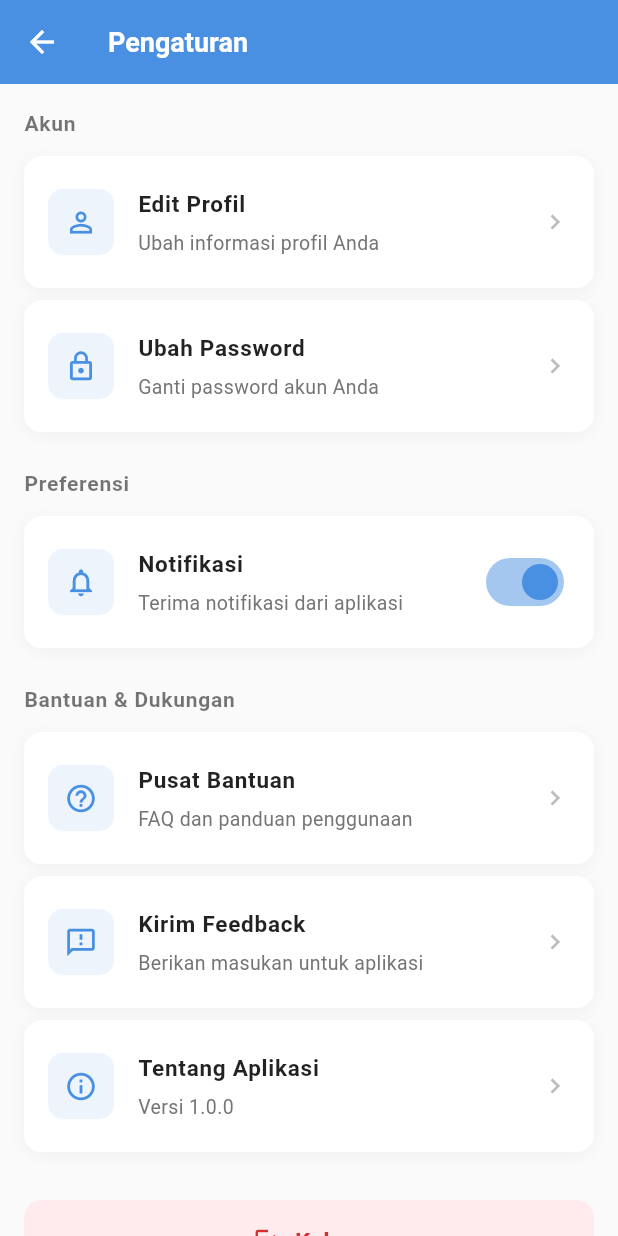
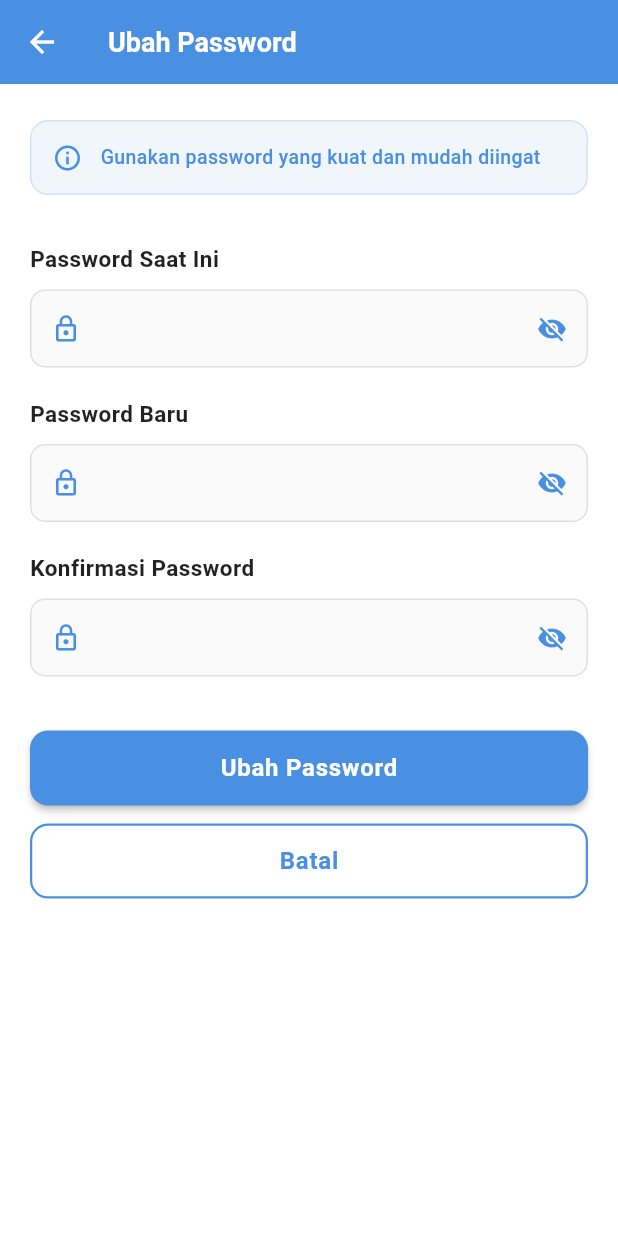
Before and after one commit to carinzuleyka/literasi_akhlak, a Flutter app: the SettingsScreen screen opened directly, after a tap on "Ubah Password", on a phone screen of 412 x 824 dp. Run offline on Flutter 3.47's test engine with Material 3 defaults, Android fonts, the phone set to English and light mode, and no system bars; our stand-ins replace image_picker, shared_preferences; accounts and stored records are empty.

Commit message:
edit dan change pw

```diff
--- a/lib/main.dart
+++ b/lib/main.dart
@@ -6,6 +6,7 @@ import 'services/api_service.dart';
 import 'screens/auth_screen.dart';
 import 'screens/main_screen.dart';
 import 'screens/onboarding_screen.dart';
+import 'screens/change_password_screen.dart';
 
 void main() {
   runApp(const MyApp());
@@ -29,6 +30,7 @@ class MyApp extends StatelessWidget {
       routes: {
         '/auth': (context) => const AuthScreen(),
         '/main': (context) => const MainScreen(),
+        '/change-password': (context) => const ChangePasswordScreen(),
       },
       home: const CheckAuth(), // Mulai dari sini
     );
--- /dev/null
+++ b/lib/screens/change_password_screen.dart
@@ -0,0 +1,368 @@
+import 'package:flutter/material.dart';
+
+class ChangePasswordScreen extends StatefulWidget {
+  const ChangePasswordScreen({super.key});
+
+  @override
+  State<ChangePasswordScreen> createState() => _ChangePasswordScreenState();
+}
+
+class _ChangePasswordScreenState extends State<ChangePasswordScreen> {
+  final _formKey = GlobalKey<FormState>();
+  final _currentPasswordController = TextEditingController();
+  final _newPasswordController = TextEditingController();
+  final _confirmPasswordController = TextEditingController();
+
+  bool _showCurrentPassword = false;
+  bool _showNewPassword = false;
+  bool _showConfirmPassword = false;
+  bool _isLoading = false;
+
+  @override
+  void dispose() {
+    _currentPasswordController.dispose();
+    _newPasswordController.dispose();
+    _confirmPasswordController.dispose();
+    super.dispose();
+  }
+
+  @override
+  Widget build(BuildContext context) {
+    return Scaffold(
+      backgroundColor: Colors.white,
+      appBar: AppBar(
+        title: const Text(
+          'Ubah Password',
+          style: TextStyle(
+            color: Colors.white,
+            fontWeight: FontWeight.w600,
+            fontSize: 18,
+          ),
+        ),
+        backgroundColor: const Color(0xFF4A90E2),
+        elevation: 0,
+        leading: IconButton(
+          icon: const Icon(Icons.arrow_back, color: Colors.white),
+          onPressed: () => Navigator.pop(context),
+        ),
+      ),
+      body: Form(
+        key: _formKey,
+        child: ListView(
+          padding: const EdgeInsets.symmetric(horizontal: 20, vertical: 24),
+          children: [
+            // Information Box
+            Container(
+              decoration: BoxDecoration(
+                color: const Color(0xFF4A90E2).withOpacity(0.08),
+                borderRadius: BorderRadius.circular(12),
+                border: Border.all(
+                  color: const Color(0xFF4A90E2).withOpacity(0.2),
+                  width: 1,
+                ),
+              ),
+              padding: const EdgeInsets.all(14),
+              child: Row(
+                children: [
+                  Icon(
+                    Icons.info_outline,
+                    color: const Color(0xFF4A90E2),
+                    size: 20,
+                  ),
+                  const SizedBox(width: 12),
+                  Expanded(
+                    child: Text(
+                      'Gunakan password yang kuat dan mudah diingat',
+                      style: TextStyle(
+                        color: const Color(0xFF4A90E2),
+                        fontSize: 13,
+                        fontWeight: FontWeight.w500,
+                      ),
+                    ),
+                  ),
+                ],
+              ),
+            ),
+
+            const SizedBox(height: 32),
+
+            // Current Password Field
+            _buildPasswordField(
+              controller: _currentPasswordController,
+              label: 'Password Saat Ini',
+              icon: Icons.lock_outline,
+              showPassword: _showCurrentPassword,
+              onToggleShow: () {
+                setState(() {
+                  _showCurrentPassword = !_showCurrentPassword;
+                });
+              },
+              validator: (value) {
+                if (value == null || value.isEmpty) {
+                  return 'Password saat ini tidak boleh kosong';
+                }
+                if (value.length < 6) {
+                  return 'Password minimal 6 karakter';
+                }
+                return null;
+              },
+            ),
+
+            const SizedBox(height: 20),
+
+            // New Password Field
+            _buildPasswordField(
+              controller: _newPasswordController,
+              label: 'Password Baru',
+              icon: Icons.lock_outline,
+              showPassword: _showNewPassword,
+              onToggleShow: () {
+                setState(() {
+                  _showNewPassword = !_showNewPassword;
+                });
+              },
+              validator: (value) {
+                if (value == null || value.isEmpty) {
+                  return 'Password baru tidak boleh kosong';
+                }
+                if (value.length < 6) {
+                  return 'Password minimal 6 karakter';
+                }
+                if (value == _currentPasswordController.text) {
+                  return 'Password baru tidak boleh sama dengan password saat ini';
+                }
+                return null;
+              },
+            ),
+
+            const SizedBox(height: 20),
+
+            // Confirm Password Field
+            _buildPasswordField(
+              controller: _confirmPasswordController,
+              label: 'Konfirmasi Password',
+              icon: Icons.lock_outline,
+              showPassword: _showConfirmPassword,
+              onToggleShow: () {
+                setState(() {
+                  _showConfirmPassword = !_showConfirmPassword;
+                });
+              },
+              validator: (value) {
+                if (value == null || value.isEmpty) {
+                  return 'Konfirmasi password tidak boleh kosong';
+                }
+                if (value != _newPasswordController.text) {
+                  return 'Password tidak cocok';
+                }
+                return null;
+              },
+            ),
+
+            const SizedBox(height: 36),
+
+            // Save Button
+            SizedBox(
+              width: double.infinity,
+              height: 50,
+              child: ElevatedButton(
+                onPressed: _isLoading ? null : _changePassword,
+                style: ElevatedButton.styleFrom(
+                  backgroundColor: const Color(0xFF4A90E2),
+                  foregroundColor: Colors.white,
+                  shape: RoundedRectangleBorder(
+                    borderRadius: BorderRadius.circular(12),
+                  ),
+                  elevation: 2,
+                  disabledBackgroundColor: Colors.grey[300],
+                ),
+                child: _isLoading
+                    ? const SizedBox(
+                        height: 20,
+                        width: 20,
+                        child: CircularProgressIndicator(
+                          color: Colors.white,
+                          strokeWidth: 2.5,
+                        ),
+                      )
+                    : const Text(
+                        'Ubah Password',
+                        style: TextStyle(
+                          fontWeight: FontWeight.w600,
+                          fontSize: 16,
+                          letterSpacing: 0.5,
+                        ),
+                      ),
+              ),
+            ),
+
+            const SizedBox(height: 12),
+
+            // Cancel Button
+            SizedBox(
+              width: double.infinity,
+              height: 50,
+              child: OutlinedButton(
+                onPressed: () => Navigator.pop(context),
+                style: OutlinedButton.styleFrom(
+                  foregroundColor: const Color(0xFF4A90E2),
+                  side: const BorderSide(
+                    color: Color(0xFF4A90E2),
+                    width: 1.5,
+                  ),
+                  shape: RoundedRectangleBorder(
+                    borderRadius: BorderRadius.circular(12),
+                  ),
+                ),
+                child: const Text(
+                  'Batal',
+                  style: TextStyle(
+                    fontWeight: FontWeight.w600,
+                    fontSize: 16,
+                    letterSpacing: 0.5,
+                  ),
+                ),
+              ),
+            ),
+
+            const SizedBox(height: 30),
+          ],
+        ),
+      ),
+    );
+  }
+
+  Widget _buildPasswordField({
+    required TextEditingController controller,
+    required String label,
+    required IconData icon,
+    required bool showPassword,
+    required VoidCallback onToggleShow,
+    String? Function(String?)? validator,
+  }) {
+    return Column(
+      crossAxisAlignment: CrossAxisAlignment.start,
+      children: [
+        Text(
+          label,
+          style: const TextStyle(
+            fontSize: 15,
+            fontWeight: FontWeight.w600,
+            color: Colors.black87,
+            letterSpacing: 0.3,
+          ),
+        ),
+        const SizedBox(height: 10),
+        TextFormField(
+          controller: controller,
+          validator: validator,
+          obscureText: !showPassword,
+          decoration: InputDecoration(
+            prefixIcon: Icon(
+              icon,
+              color: const Color(0xFF4A90E2),
+              size: 20,
+            ),
+            suffixIcon: GestureDetector(
+              onTap: onToggleShow,
+              child: Icon(
+                showPassword ? Icons.visibility : Icons.visibility_off,
+                color: const Color(0xFF4A90E2),
+                size: 20,
+              ),
+            ),
+            filled: true,
+            fillColor: Colors.grey[50],
+            contentPadding: const EdgeInsets.symmetric(
+              horizontal: 16,
+              vertical: 14,
+            ),
+            border: OutlineInputBorder(
+              borderRadius: BorderRadius.circular(10),
+              borderSide: BorderSide(
+                color: Colors.grey[300]!,
+                width: 1,
+              ),
+            ),
+            enabledBorder: OutlineInputBorder(
+              borderRadius: BorderRadius.circular(10),
+              borderSide: BorderSide(
+                color: Colors.grey[300]!,
+                width: 1,
+              ),
+            ),
+            focusedBorder: OutlineInputBorder(
+              borderRadius: BorderRadius.circular(10),
+              borderSide: const BorderSide(
+                color: Color(0xFF4A90E2),
+                width: 2,
+              ),
+            ),
+            errorBorder: OutlineInputBorder(
+              borderRadius: BorderRadius.circular(10),
+              borderSide: const BorderSide(
+                color: Colors.red,
+                width: 1.5,
+              ),
+            ),
+            focusedErrorBorder: OutlineInputBorder(
+              borderRadius: BorderRadius.circular(10),
+              borderSide: const BorderSide(
+                color: Colors.red,
+                width: 2,
+              ),
+            ),
+          ),
+        ),
+      ],
+    );
+  }
+
+  Future<void> _changePassword() async {
+    if (_formKey.currentState!.validate()) {
+      setState(() {
+        _isLoading = true;
+      });
+
+      // Simulate API call
+      await Future.delayed(const Duration(seconds: 2));
+
+      setState(() {
+        _isLoading = false;
+      });
+
+      if (mounted) {
+        ScaffoldMessenger.of(context).showSnackBar(
+          SnackBar(
+            content: const Row(
+              children: [
+                Icon(
+                  Icons.check_circle,
+                  color: Colors.white,
+                  size: 20,
+                ),
+                SizedBox(width: 12),
+                Text(
+                  'Password berhasil diubah',
+                  style: TextStyle(
+                    color: Colors.white,
+                    fontWeight: FontWeight.w500,
+                    fontSize: 14,
+                  ),
+                ),
+              ],
+            ),
+            backgroundColor: const Color(0xFF4A90E2),
+            behavior: SnackBarBehavior.floating,
+            shape: RoundedRectangleBorder(
+              borderRadius: BorderRadius.circular(10),
+            ),
+            margin: const EdgeInsets.all(16),
+            duration: const Duration(seconds: 3),
+          ),
+        );
+        Navigator.pop(context);
+      }
+    }
+  }
+}
--- a/lib/screens/setting_screen.dart
+++ b/lib/screens/setting_screen.dart
@@ -1,5 +1,6 @@
 import 'package:flutter/material.dart';
 import '../services/api_service.dart';
+import 'edit_profile_screen.dart';
 
 class SettingsScreen extends StatefulWidget {
   const SettingsScreen({super.key});
@@ -14,7 +15,7 @@ class _SettingsScreenState extends State<SettingsScreen> {
   @override
   Widget build(BuildContext context) {
     return Scaffold(
-      backgroundColor: Colors.grey[50],
+      backgroundColor: Colors.white,
       appBar: AppBar(
         title: const Text(
           'Pengaturan',
@@ -34,7 +35,7 @@ class _SettingsScreenState extends State<SettingsScreen> {
       body: ListView(
         padding: const EdgeInsets.all(16),
         children: [
-          // Account Section
+          // Akun Section
           const Text(
             'Akun',
             style: TextStyle(
@@ -51,8 +52,12 @@ class _SettingsScreenState extends State<SettingsScreen> {
             title: 'Edit Profil',
             subtitle: 'Ubah informasi profil Anda',
             onTap: () {
-              // Navigate to edit profile
-              Navigator.pushNamed(context, '/edit-profile');
+              Navigator.push(
+                context,
+                MaterialPageRoute(
+                  builder: (context) => const EditProfileScreen(),
+                ),
+              );
             },
           ),
           const SizedBox(height: 8),
@@ -62,14 +67,13 @@ class _SettingsScreenState extends State<SettingsScreen> {
             title: 'Ubah Password',
             subtitle: 'Ganti password akun Anda',
             onTap: () {
-              // Navigate to change password
               Navigator.pushNamed(context, '/change-password');
             },
           ),
 
           const SizedBox(height: 24),
 
-          // Preferences Section
+          // Preferensi Section
           const Text(
             'Preferensi',
             style: TextStyle(
@@ -95,7 +99,7 @@ class _SettingsScreenState extends State<SettingsScreen> {
 
           const SizedBox(height: 24),
 
-          // Support Section
+          // Bantuan & Dukungan Section
           const Text(
             'Bantuan & Dukungan',
             style: TextStyle(
```
Also changed, not shown: lib/screens/edit_profile_screen.dart (+118 -43 lines).
